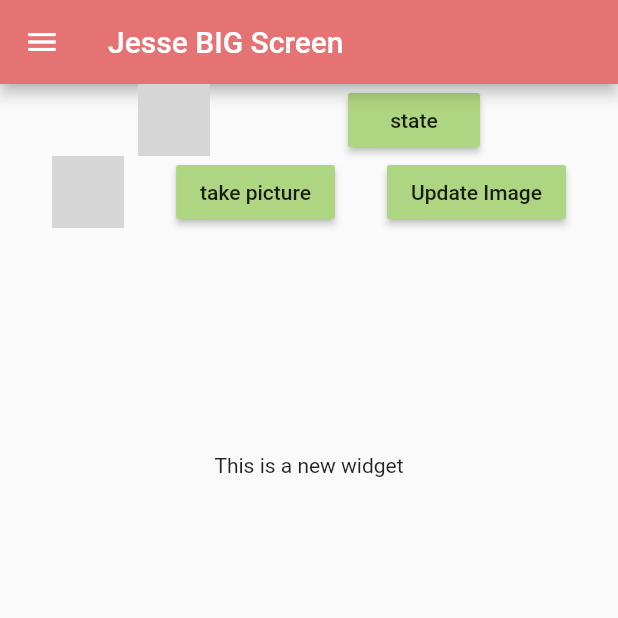
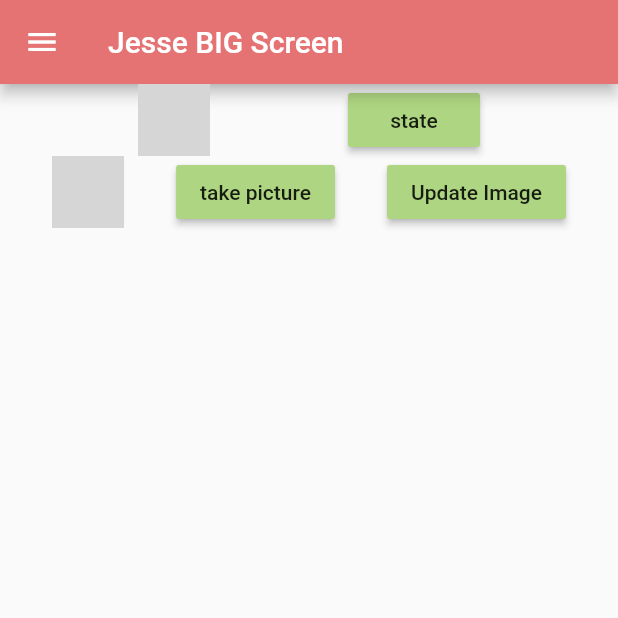
Before and after one commit to codetricity/oppkey_tester_ricoh_theta, a Flutter app: the JesseScreen screen opened by its route, on a phone screen of 412 x 824 dp, the top half of it. Run offline on Flutter 3.47's test engine with Material 2 defaults, Android fonts, the phone set to English and light mode, and no system bars; missing offline and left inert: panorama; network calls fail; grey boxes are pictures that could not be loaded.

Commit message:
fixed overflow on Pixel2

```diff
--- a/lib/screens/jesse_screen.dart
+++ b/lib/screens/jesse_screen.dart
@@ -60,19 +60,8 @@ class JesseScreen extends StatelessWidget {
                             UpdateLastFileUriButton(),
                           ],
                         ),
-                        Expanded(
-                            child: Column(
-                          children: [
-                            ThumbWindow(),
-                            Text('This is a new widget'),
-                            Expanded(child: ResponseWindow()),
-                          ],
-                        )),
-                        Row(
-                          children: [
-                            ResponseWindow(),
-                          ],
-                        )
+                        Container(child: ThumbWindow()),
+                        Container(height: 300.0, child: ResponseWindow())
                       ],
                     ),
                   ),
```
